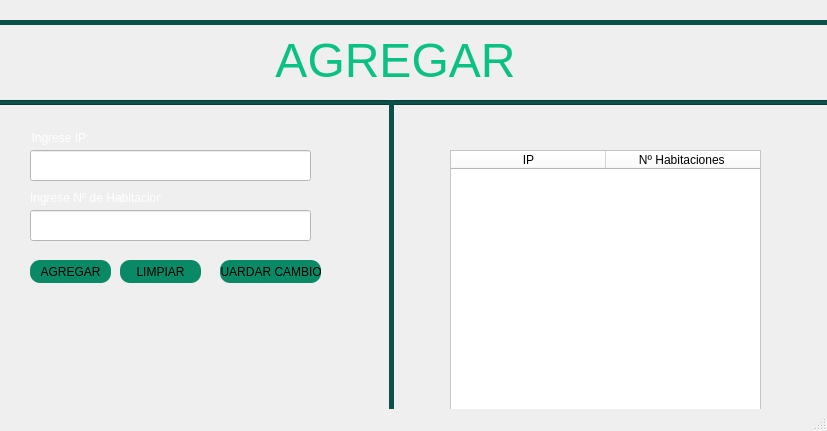
Above: interfaz/ventana_ip.ui from Supranet-ar/tvip before the change. Below: the same form after it.
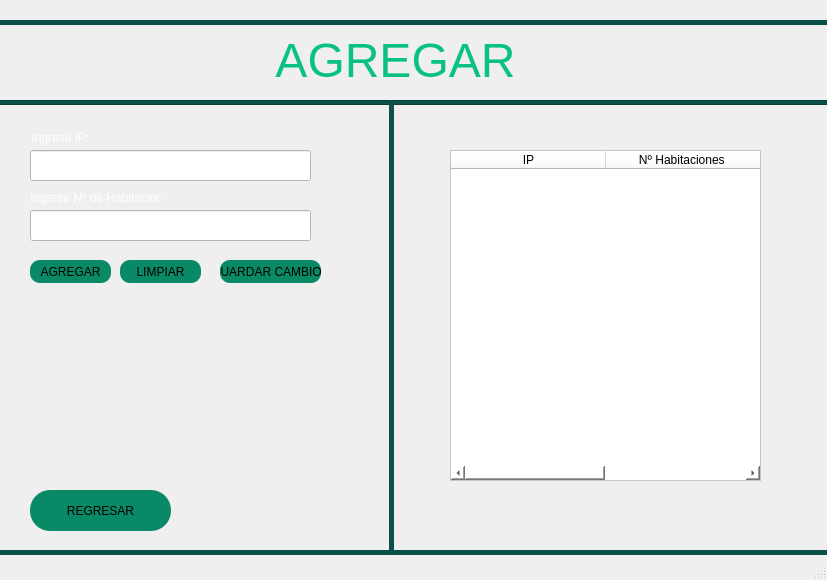
That is the form after the change. Icons and pictures are not drawn.

The edit to the form file:
```diff
--- a/interfaz/ventana_ip.ui
+++ b/interfaz/ventana_ip.ui
@@ -7,7 +7,7 @@
     <x>0</x>
     <y>0</y>
     <width>827</width>
-    <height>431</height>
+    <height>580</height>
    </rect>
   </property>
   <property name="windowTitle">
```
